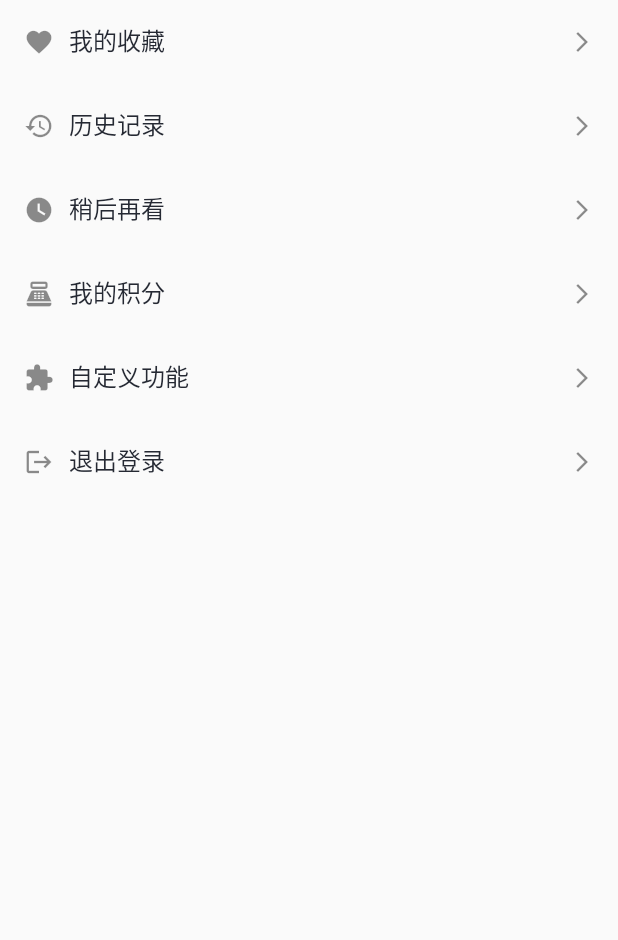
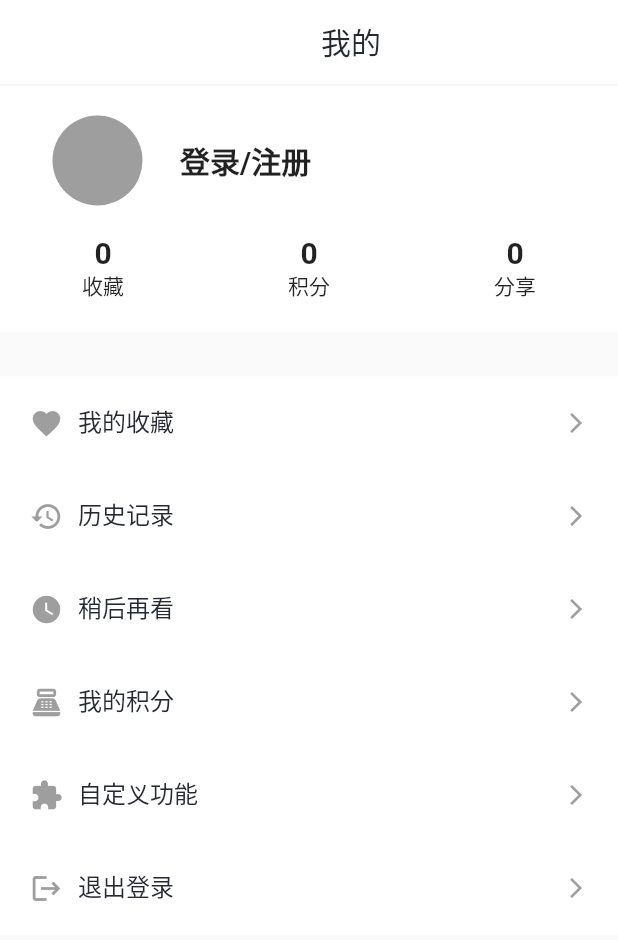
Before and after one commit to chiclaim/WanFlutter, a Flutter app: the MinePage screen opened directly, on a phone screen of 412 x 824 dp. Shown: the top 940 px of the screen. Run offline on Flutter 3.47's test engine with Material 2 defaults, Android fonts, the light colour scheme and no system bars; our stand-ins replace carousel_slider, dio, fluttertoast, share_plus, webview_flutter; network calls fail.

Commit message:
实现我的页面布局

```diff
--- a/lib/module/mine/page/mine_page.dart
+++ b/lib/module/mine/page/mine_page.dart
@@ -2,6 +2,7 @@
 /// “我的” 页面
 ///
 import 'package:flutter/material.dart';
+import 'package:wanflutter/module/base/constants.dart';
 import 'package:wanflutter/widget/setting_item_widget.dart';
 
 class MinePage extends StatelessWidget {
@@ -10,64 +11,124 @@ class MinePage extends StatelessWidget {
   @override
   Widget build(BuildContext context) {
     return Scaffold(
-      body: ListView(
+      appBar: AppBar(
+          title: const Center(
+              child: Text(
+            '我的',
+            style: TextStyle(color: titleColor),
+          )),
+          backgroundColor: mainColor,
+          elevation: 0,
+          bottom: PreferredSize(
+            preferredSize: const Size.fromHeight(1.0),
+            child: Container(
+              color: const Color(0xFFF2F2F2),
+              height: 1.0,
+            ),
+          )),
+      body: Column(children: [
+        _buildUserWidget(),
+        const SizedBox(height: 30),
+        _buildSettingWidget(),
+      ]),
+    );
+  }
+
+  Widget _buildUserWidget() {
+    return Container(
+        color: Colors.white,
+        child: Column(
+          crossAxisAlignment: CrossAxisAlignment.start,
           children: [
-          ListTile(
-            title: const SettingItemWidget(
+            // 登录入口
+            Container(
+                padding: const EdgeInsets.only(
+                    left: 35, top: 20, right: 20, bottom: 20),
+                child: Row(
+                  children: const [
+                    CircleAvatar(
+                      radius: 30,
+                      backgroundColor: Colors.grey,
+                      // backgroundImage: AssetImage('assets/avatar.png'),
+                    ),
+                    SizedBox(width: 25),
+                    Text(
+                      '登录/注册',
+                      style:
+                          TextStyle(fontSize: 20, fontWeight: FontWeight.bold),
+                    ),
+                  ],
+                )),
+            Row(
+              children: [
+                Expanded(
+                    child: Column(children: const [
+                  Text("0",
+                      style:
+                          TextStyle(fontSize: 20, fontWeight: FontWeight.bold)),
+                  Text('收藏', style: TextStyle(fontSize: 14))
+                ])),
+                Expanded(
+                    child: Column(children: const [
+                  Text("0",
+                      style:
+                          TextStyle(fontSize: 20, fontWeight: FontWeight.bold)),
+                  Text('积分', style: TextStyle(fontSize: 14))
+                ])),
+                Expanded(
+                    child: Column(children: const [
+                  Text("0",
+                      style:
+                          TextStyle(fontSize: 20, fontWeight: FontWeight.bold)),
+                  Text('分享', style: TextStyle(fontSize: 14))
+                ])),
+              ],
+            ),
+            const SizedBox(height: 20)
+          ],
+        ));
+  }
+
+  Widget _buildSettingWidget() {
+    return Column(
+      children: [
+        SettingItemWidget(
           leftIconData: Icons.favorite,
           text: '我的收藏',
-                rightIconData: Icons.arrow_forward_ios),
-            onTap: () {
-              // 处理我的收藏的点击事件
-            },
+          rightIconData: Icons.arrow_forward_ios,
+          onTap: () {},
         ),
-          ListTile(
-            title: const SettingItemWidget(
+        SettingItemWidget(
           leftIconData: Icons.history,
           text: '历史记录',
-                rightIconData: Icons.arrow_forward_ios),
-            onTap: () {
-              // 处理历史记录的点击事件
-            },
+          rightIconData: Icons.arrow_forward_ios,
+          onTap: () {},
         ),
-          ListTile(
-            title: const SettingItemWidget(
+        SettingItemWidget(
           leftIconData: Icons.watch_later,
           text: '稍后再看',
-                rightIconData: Icons.arrow_forward_ios),
-            onTap: () {
-              // 处理稍后再看的点击事件
-            },
+          rightIconData: Icons.arrow_forward_ios,
+          onTap: () {},
         ),
-          ListTile(
-            title: const SettingItemWidget(
+        SettingItemWidget(
           leftIconData: Icons.point_of_sale,
           text: '我的积分',
-                rightIconData: Icons.arrow_forward_ios),
-            onTap: () {
-              // 处理我的积分的点击事件
-            },
+          rightIconData: Icons.arrow_forward_ios,
+          onTap: () {},
         ),
-          ListTile(
-            title: const SettingItemWidget(
+        SettingItemWidget(
           leftIconData: Icons.extension,
           text: '自定义功能',
-                rightIconData: Icons.arrow_forward_ios),
-            onTap: () {
-              // 处理自定义功能的点击事件
-            },
+          rightIconData: Icons.arrow_forward_ios,
+          onTap: () {},
         ),
-          ListTile(
-            title: const SettingItemWidget(
+        SettingItemWidget(
           leftIconData: Icons.logout,
           text: '退出登录',
-                rightIconData: Icons.arrow_forward_ios),
-            onTap: () {
-              // 处理自定义功能的点击事件
-            },
-          )
+          rightIconData: Icons.arrow_forward_ios,
+          onTap: () {},
+        ),
       ],
-      ),
     );
   }
 }
--- a/lib/widget/setting_item_widget.dart
+++ b/lib/widget/setting_item_widget.dart
@@ -6,7 +6,8 @@ class SettingItemWidget extends StatelessWidget {
   final String text;
   final TextStyle? textStyle;
   final IconData? rightIconData;
-  static const double defaultIconSize = 20;
+  final GestureTapCallback? onTap;
+  static const double defaultIconSize = 22;
 
   const SettingItemWidget(
       {super.key,
@@ -15,18 +16,28 @@ class SettingItemWidget extends StatelessWidget {
       this.textStyle =
           const TextStyle(fontSize: 16, color: Color(0xFF252933), height: 1.1),
       this.iconTextMargin = 10,
-      this.rightIconData});
+      this.rightIconData,
+      this.onTap});
 
   @override
   Widget build(BuildContext context) {
-    return Row(
-      children: [
-        if (leftIconData != null) Icon(leftIconData, size: defaultIconSize),
-        SizedBox(width: iconTextMargin), // 添加间距
-        Text(text, style: textStyle),
-        const Spacer(), // 将箭头图标推到右侧
-        if (rightIconData != null) Icon(rightIconData, size: 16),
-      ],
-    );
+    return Material(
+        color: Colors.white,
+        child: InkWell(
+            onTap: onTap,
+            child: Padding(
+                padding: const EdgeInsets.all(20),
+                child: Row(
+                  children: [
+                    if (leftIconData != null)
+                      Icon(leftIconData,
+                          color: Colors.grey, size: defaultIconSize),
+                    SizedBox(width: iconTextMargin), // 添加间距
+                    Text(text, style: textStyle),
+                    const Spacer(), // 将箭头图标推到右侧
+                    if (rightIconData != null)
+                      Icon(rightIconData, color: Colors.grey, size: 16),
+                  ],
+                ))));
   }
 }
```
Lines whose indentation alone changed are shown as unchanged.
